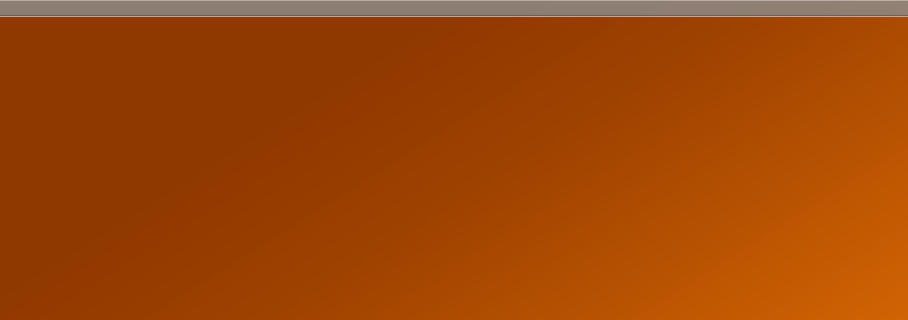
Before: the Qt Designer form ShowSolarData/ShowSolarData/Mainwindow.ui in Dashro/ShowSolarData, drawn with Qt 5; both pictures show x 0 to 908 and y 0 to 320 of the 908 by 531 pixel window.
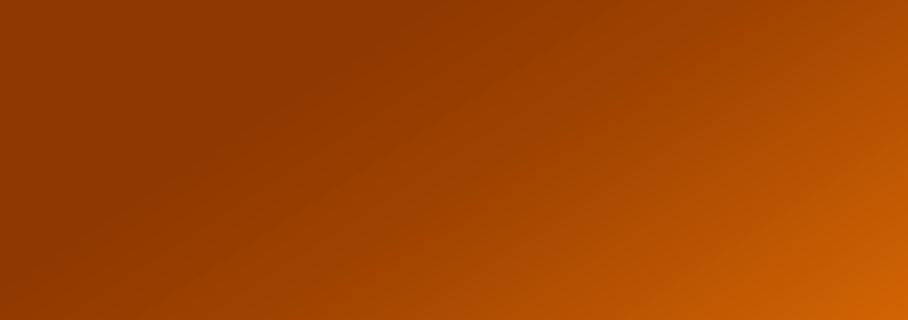
After: the same form once the commit is applied.

Commit message: -Settings fertig gestellt -MainWindow ToolBar entfernt

Diff of the .ui file:
```diff
--- a/ShowSolarData/ShowSolarData/Mainwindow.ui
+++ b/ShowSolarData/ShowSolarData/Mainwindow.ui
@@ -689,35 +689,6 @@
     </item>
    </layout>
   </widget>
-  <widget class="QToolBar" name="toolBar">
-   <property name="windowTitle">
-    <string>toolBar</string>
-   </property>
-   <property name="styleSheet">
-    <string notr="true">background-color: rgba(138, 138, 138, 150);</string>
-   </property>
-   <property name="movable">
-    <bool>false</bool>
-   </property>
-   <property name="allowedAreas">
-    <set>Qt::TopToolBarArea</set>
-   </property>
-   <property name="iconSize">
-    <size>
-     <width>20</width>
-     <height>20</height>
-    </size>
-   </property>
-   <property name="floatable">
-    <bool>false</bool>
-   </property>
-   <attribute name="toolBarArea">
-    <enum>TopToolBarArea</enum>
-   </attribute>
-   <attribute name="toolBarBreak">
-    <bool>false</bool>
-   </attribute>
-  </widget>
  </widget>
  <layoutdefault spacing="6" margin="11"/>
  <resources>
```
The commit also changes 14 other files.
